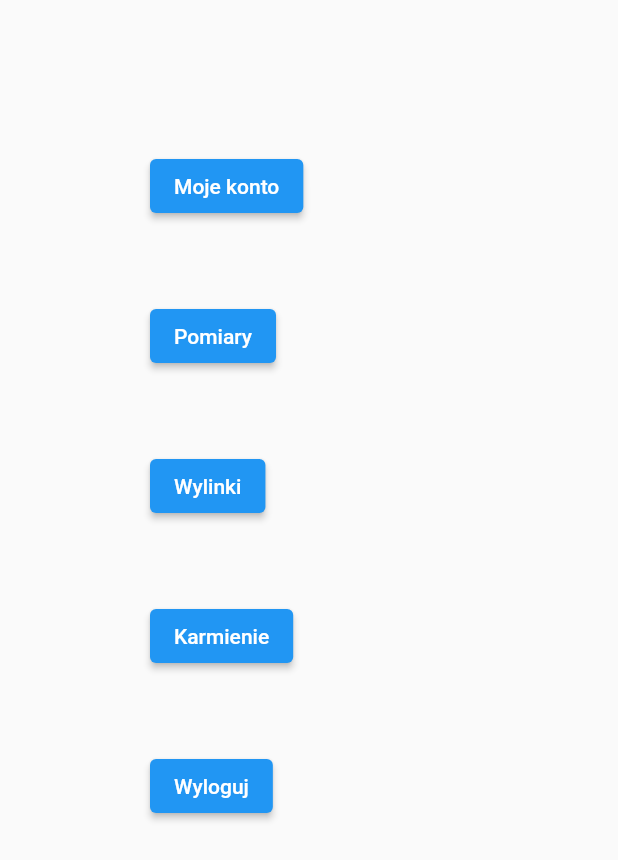
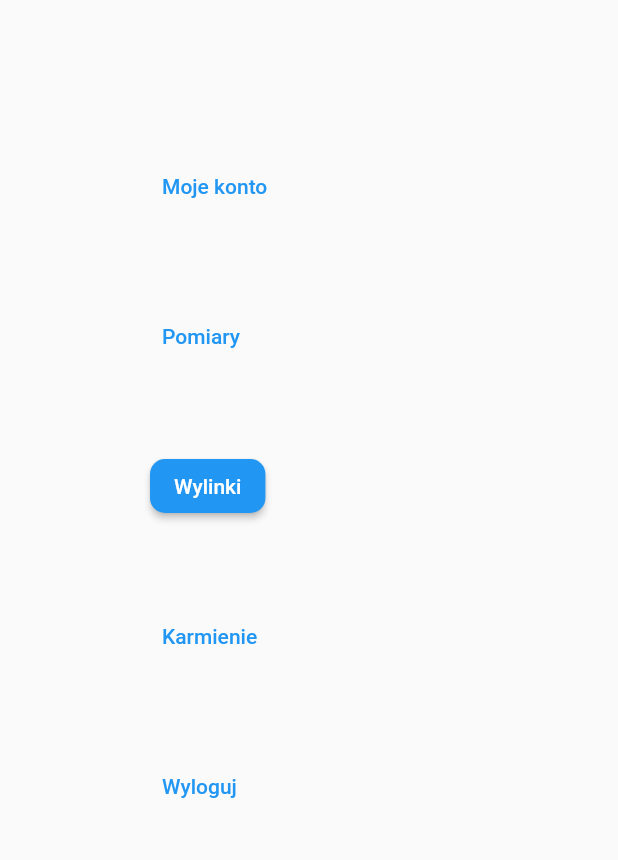
Before and after one commit to Akoszewski/dziennik-zwierzat, a Flutter app: the Menu screen opened directly, on a phone screen of 412 x 824 dp. Shown: the top 860 px of the screen. Run offline on Flutter 3.47's test engine with Material 2 defaults, Android fonts, the phone set to English and light mode, and no system bars; our stand-ins replace flutter_phoenix, sqflite, webview_flutter; missing offline and left inert: flutter_barcode_scanner; accounts and stored records are empty.

Commit message:
Okragly przycisk

```diff
--- a/lib/main.dart
+++ b/lib/main.dart
@@ -56,6 +56,10 @@ class MyApp extends StatelessWidget {
 class Menu extends StatelessWidget {
   @override
   Widget build(BuildContext context) {
+    double screenWidth = MediaQuery.of(context).size.width;
+    double screenHeight = MediaQuery.of(context).size.height;
+    double buttonHeight = 0.1015 * screenHeight;
+
     return WillPopScope(
       onWillPop: () async {
         return;
@@ -67,7 +71,7 @@ class Menu extends StatelessWidget {
               Positioned(
                 top: 100,
                 left: 100,
-                child: ElevatedButton(
+                child: TextButton(
                   onPressed: () {
                     Navigator.push(
                       context,
@@ -80,10 +84,15 @@ class Menu extends StatelessWidget {
               Positioned(
                 top: 200,
                 left: 100,
-                child: ElevatedButton(
+                child: TextButton(
                   onPressed: () async {
-                    String barcodeScanRes = await FlutterBarcodeScanner.scanBarcode("#0000ff", "Anuluj", true, null);
-                    String urlToGo = "https://dziennikhodowlany.pl/admin/measurements/add?animal_id=" + barcodeScanRes + "&mobile_ver";
+                    String barcodeScanRes =
+                        await FlutterBarcodeScanner.scanBarcode(
+                            "#0000ff", "Anuluj", true, null);
+                    String urlToGo =
+                        "https://dziennikhodowlany.pl/admin/measurements/add?animal_id=" +
+                            barcodeScanRes +
+                            "&mobile_ver";
                     if (barcodeScanRes != "-1") {
                       print("Scanning result: " + barcodeScanRes);
                       Navigator.push(
@@ -99,9 +108,22 @@ class Menu extends StatelessWidget {
                 top: 300,
                 left: 100,
                 child: ElevatedButton(
+                  style: ButtonStyle(
+                    shape: MaterialStateProperty.all<RoundedRectangleBorder>(
+                      RoundedRectangleBorder(
+                        borderRadius: BorderRadius.circular(10.0),
+                        //side: BorderSide(color: Colors.red),
+                      ),
+                    ),
+                  ),
                   onPressed: () async {
-                    String barcodeScanRes = await FlutterBarcodeScanner.scanBarcode("#0000ff", "Anuluj", true, null);
-                    String urlToGo = "https://dziennikhodowlany.pl/admin/old-skins/add?animal_id=" + barcodeScanRes + "&mobile_ver";
+                    String barcodeScanRes =
+                        await FlutterBarcodeScanner.scanBarcode(
+                            "#0000ff", "Anuluj", true, null);
+                    String urlToGo =
+                        "https://dziennikhodowlany.pl/admin/old-skins/add?animal_id=" +
+                            barcodeScanRes +
+                            "&mobile_ver";
                     if (barcodeScanRes != "-1") {
                       print("Scanning result: " + barcodeScanRes);
                       Navigator.push(
@@ -116,10 +138,15 @@ class Menu extends StatelessWidget {
               Positioned(
                 top: 400,
                 left: 100,
-                child: ElevatedButton(
+                child: TextButton(
                   onPressed: () async {
-                    String barcodeScanRes = await FlutterBarcodeScanner.scanBarcode("#0000ff", "Anuluj", true, null);
-                    String urlToGo = "https://dziennikhodowlany.pl/admin/feedings/add?animal_id=" + barcodeScanRes + "&mobile_ver";
+                    String barcodeScanRes =
+                        await FlutterBarcodeScanner.scanBarcode(
+                            "#0000ff", "Anuluj", true, null);
+                    String urlToGo =
+                        "https://dziennikhodowlany.pl/admin/feedings/add?animal_id=" +
+                            barcodeScanRes +
+                            "&mobile_ver";
                     if (barcodeScanRes != "-1") {
                       print("Scanning result: " + barcodeScanRes);
                       Navigator.push(
@@ -134,7 +161,7 @@ class Menu extends StatelessWidget {
               Positioned(
                 top: 500,
                 left: 100,
-                child: ElevatedButton(
+                child: TextButton(
                   onPressed: () async {
                     Phoenix.rebirth(context);
                   },
@@ -222,6 +249,7 @@ class _MyHomePageState extends State<MyHomePage> {
                   );
                 });
               }
+
               var userList = await users();
               String login = "";
               String pass = "";
```
